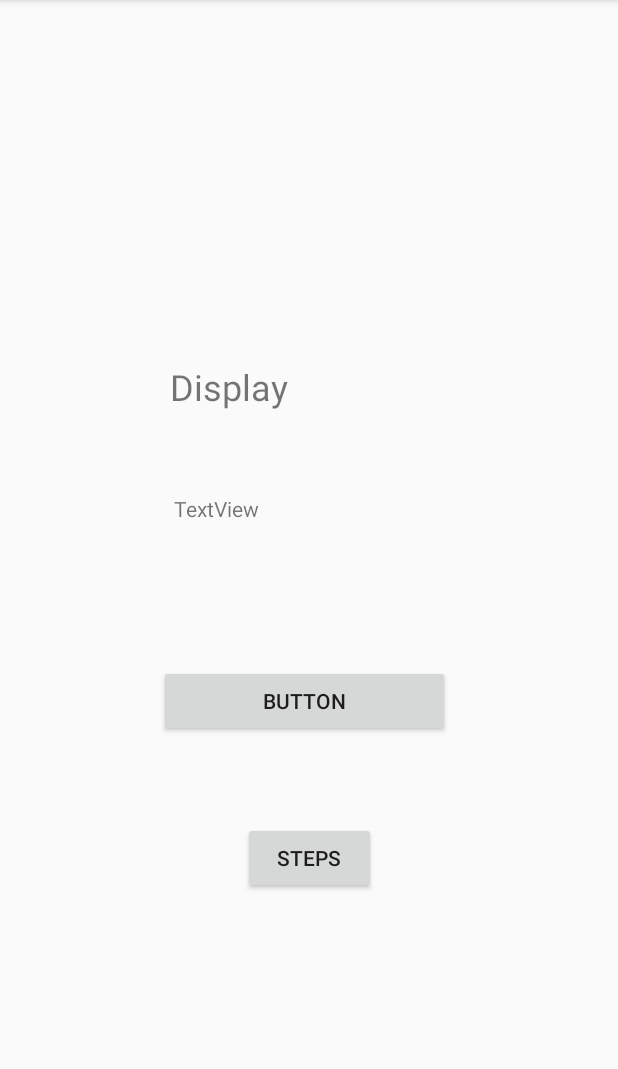
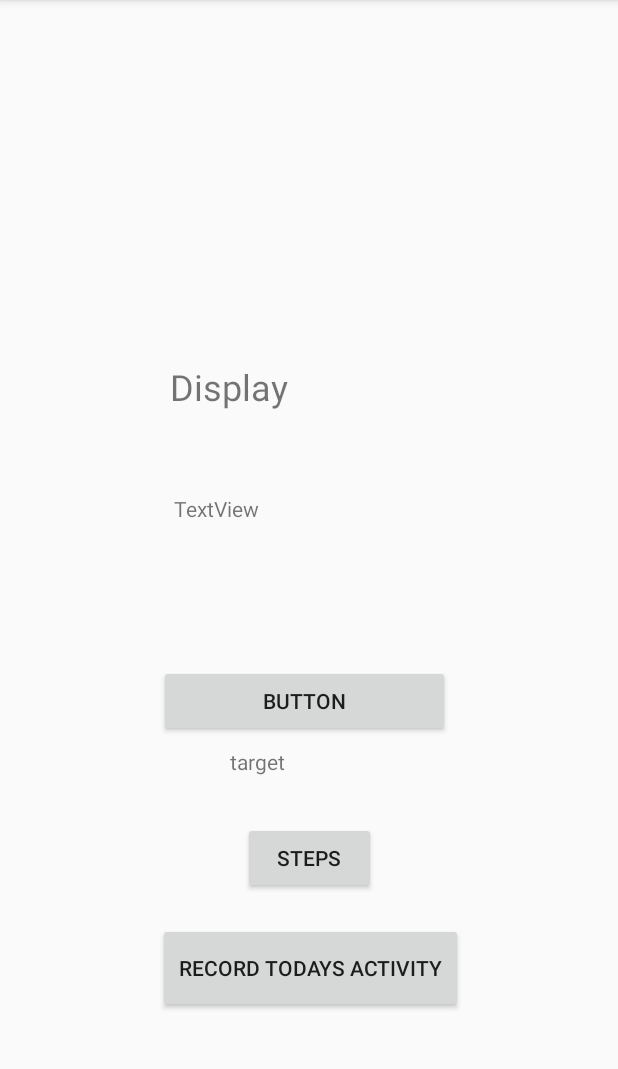
Before and after one commit to bagade24/HealthyMeFitnessTracker3, an Android app: the screen it shows after launch (MainActivity), on a phone screen of 412 x 824 dp, the part 84-1153 px from its top. Run offline under Robolectric (Android 15) with nearby library versions, the phone set to English and light mode, and no system bars; 3 statements that could not run were skipped.

Commit message:
second commit

```diff
--- a/app/src/main/java/com/example/healthyme/MainActivity.java
+++ b/app/src/main/java/com/example/healthyme/MainActivity.java
@@ -7,6 +7,7 @@ import androidx.appcompat.app.AppCompatActivity;
 import android.content.Context;
 import android.content.Intent;
 import android.content.IntentSender;
+import android.database.Cursor;
 import android.os.Bundle;
 import android.se.omapi.SEService;
 import android.util.Log;
@@ -38,6 +39,9 @@ import com.google.android.gms.fitness.request.StartBleScanRequest;
 import com.google.android.gms.fitness.result.BleDevicesResult;
 import com.google.android.gms.fitness.result.DataSourcesResult;
 
+import java.text.DateFormat;
+import java.text.SimpleDateFormat;
+import java.util.Date;
 import java.util.concurrent.TimeUnit;
 
 import static com.google.android.gms.common.api.GoogleApiClient.*;
@@ -47,9 +51,11 @@ public class MainActivity extends AppCompatActivity  implements ConnectionCallba
     private static final String AUTH_PENDING = "auth_state_pending";
     private boolean authInProgress = false;
     private GoogleApiClient mApiClient;
-    TextView t1,t2;
+    TextView t1,t2,trgt;
     //private static final int REQUEST_BLUETOOTH = 1001;
-    Button b1,btnstep;
+    Button b1,btnstep,btndb;
+    Value stp;
+    int target;
     @Override
     protected void onCreate(final Bundle savedInstanceState) {
         super.onCreate(savedInstanceState);
@@ -59,6 +65,9 @@ public class MainActivity extends AppCompatActivity  implements ConnectionCallba
         t2=findViewById(R.id.textView2);
         b1=findViewById(R.id.button1);
         btnstep=findViewById(R.id.btn_stepcounter);
+        btndb=findViewById(R.id.db);
+        trgt=findViewById(R.id.targettxt);
+        target=Integer.parseInt(trgt.getText().toString());
         b1.setOnClickListener(new View.OnClickListener() {
             @Override
             public void onClick(View view) {
@@ -180,6 +189,7 @@ public class MainActivity extends AppCompatActivity  implements ConnectionCallba
     public void onDataPoint(DataPoint dataPoint) {
         for( final Field field : dataPoint.getDataType().getFields() ) {
             final Value value = dataPoint.getValue( field );
+            stp=value;
             t2.setText(value.toString());
             runOnUiThread(new Runnable() {
                 @Override
@@ -216,6 +226,27 @@ public class MainActivity extends AppCompatActivity  implements ConnectionCallba
         outState.putBoolean(AUTH_PENDING, authInProgress);
     }
 
+    public void dbentry(View view)
+    {
+        DB db=new DB(getApplicationContext());
+        DateFormat dateFormat=new SimpleDateFormat("dd-mm-yyy");
+        Date date=new Date();
+        Boolean status=db.InsertData(dateFormat.format(date),Integer.parseInt(stp.toString()),target);
+        if(status)
+        {
+            Toast.makeText(this,"INSERTED",Toast.LENGTH_LONG).show();
+        }
+        else
+        {
+            Toast.makeText(this,"NOT INSERTED",Toast.LENGTH_LONG).show();
+        }
+    }
 
+    public void dbdisplay(View view)
+    {
+        DB db=new DB(getApplicationContext());
+        Cursor cs=db.DisplayData();
+        Toast.makeText(this,cs.getString(3),Toast.LENGTH_LONG).show();
+    }
 
 }
--- a/app/src/main/res/layout/activity_main.xml
+++ b/app/src/main/res/layout/activity_main.xml
@@ -72,4 +72,37 @@
         android:layout_marginRight="161dp"
         android:text="STEPS" />
 
+    <Button
+        android:id="@+id/db"
+        android:layout_width="203dp"
+        android:layout_height="60dp"
+        android:layout_alignParentStart="true"
+        android:layout_alignParentLeft="true"
+        android:layout_alignParentTop="true"
+        android:layout_alignParentEnd="true"
+        android:layout_alignParentRight="true"
+        android:layout_marginStart="105dp"
+        android:layout_marginLeft="105dp"
+        android:layout_marginTop="615dp"
+        android:layout_marginEnd="103dp"
+        android:layout_marginRight="103dp"
+        android:onClick="dbentry"
+        android:text="record todays activity" />
+
+    <TextView
+        android:id="@+id/targettxt"
+        android:layout_width="109dp"
+        android:layout_height="49dp"
+        android:layout_alignParentStart="true"
+        android:layout_alignParentLeft="true"
+        android:layout_alignParentTop="true"
+        android:layout_alignParentEnd="true"
+        android:layout_alignParentRight="true"
+        android:layout_marginStart="153dp"
+        android:layout_marginLeft="153dp"
+        android:layout_marginTop="498dp"
+        android:layout_marginEnd="149dp"
+        android:layout_marginRight="149dp"
+        android:text="target" />
+
 </RelativeLayout>
```
Also changed, not shown: app/src/main/java/com/example/healthyme/DB.java (added, +57 -0 lines).
